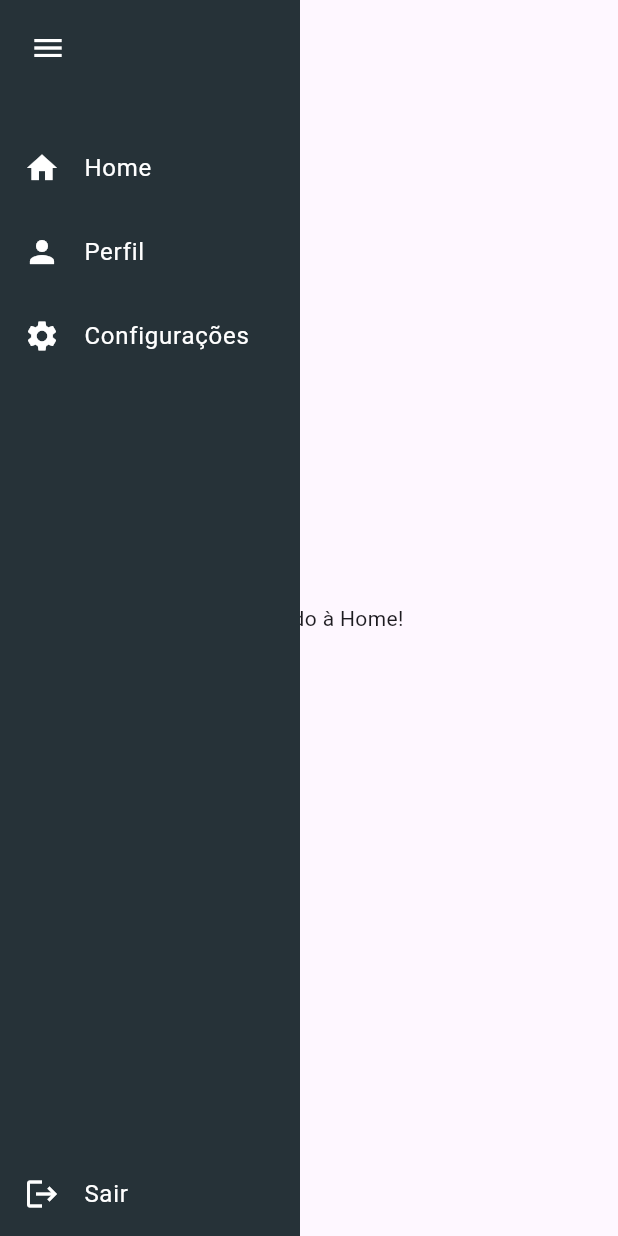
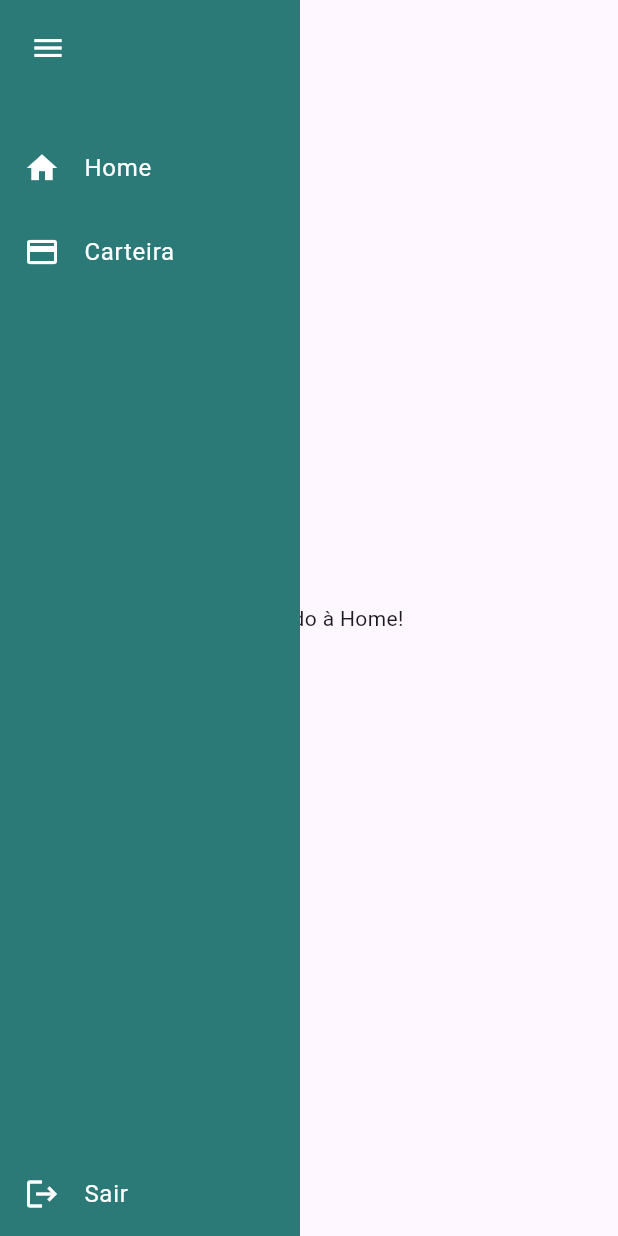
Before and after one commit to Smart-Wallet-IFPR/app-smart-wallet-ifpr, a Flutter app: the Sidebar screen opened by its route, after a tap on the "menu" icon, on a phone screen of 412 x 824 dp. Run offline on Flutter 3.47's test engine with Material 3 defaults, Android fonts, the phone set to English and light mode, and no system bars; our stand-ins replace flutter_secure_storage; missing offline and left inert: http_interceptor; accounts and stored records are empty; statements that could not run were skipped.

Commit message:
Feature - SWI 006: Corrigindo erro da sidebar, onde "quebrava" ao expandir e retrair. logout sendo realizado a partir da sidebar.

```diff
--- a/lib/app/app_widget.dart
+++ b/lib/app/app_widget.dart
@@ -1,5 +1,5 @@
 import 'package:app_smart_wallet_ifpr/core/routes/app_routes.dart';
-import 'package:app_smart_wallet_ifpr/core/widgets/sidebar.dart';
+import 'package:app_smart_wallet_ifpr/core/widgets/sidebar/sidebar.dart';
 import 'package:app_smart_wallet_ifpr/modules/auth/presentation/controllers/auth_controller.dart';
 import 'package:app_smart_wallet_ifpr/modules/auth/presentation/pages/login_page.dart';
 import 'package:app_smart_wallet_ifpr/modules/home/home_page.dart';
--- a/lib/core/widgets/sidebar.dart
+++ b/lib/core/widgets/sidebar/sidebar.dart
@@ -1,4 +1,8 @@
+import 'package:app_smart_wallet_ifpr/core/widgets/sidebar/sidebar_controller.dart';
 import 'package:flutter/material.dart';
+import 'package:provider/provider.dart';
+
+import '../../../shared/constants/app_colors.dart';
 
 class Sidebar extends StatefulWidget {
   final Widget child;
@@ -27,7 +31,7 @@ class SidebarState extends State<Sidebar> {
               left: 0,
               width: 200,
               child: Container(
-                color: Colors.blueGrey[900],
+                color: AppColors.loginSecondary,
                 child: Column(
                   children: [
                     Container(
@@ -55,17 +59,11 @@ class SidebarState extends State<Sidebar> {
                             },
                           ),
                           _buildMenuItem(
-                            icon: Icons.person,
-                            label: "Perfil",
+                            icon: Icons.credit_card,
+                            label: "Carteira",
                             onTap: () {
-                              Navigator.pushReplacementNamed(context, '/profile');
-                            },
-                          ),
-                          _buildMenuItem(
-                            icon: Icons.settings,
-                            label: "Configurações",
-                            onTap: () {
-                              Navigator.pushReplacementNamed(context, '/settings');
+                              // TODO
+                              // Redirecionar a widget com as infos do aluno.
                             },
                           ),
                         ],
@@ -75,6 +73,11 @@ class SidebarState extends State<Sidebar> {
                       icon: Icons.logout,
                       label: "Sair",
                       onTap: () {
+                        final sidebarController = Provider.of<SidebarController>(
+                          context,
+                          listen: false,
+                        );
+                        sidebarController.logout();
                         Navigator.pushReplacementNamed(context, '/login');
                       },
                     ),
@@ -89,7 +92,7 @@ class SidebarState extends State<Sidebar> {
               visible: !isSidebarVisible,
               child: FloatingActionButton(
                 mini: true,
-                backgroundColor: Colors.blueGrey[900],
+                backgroundColor: AppColors.loginSecondary,
                 onPressed: () {
                   setState(() {
                     isSidebarVisible = true;
--- /dev/null
+++ b/lib/core/widgets/sidebar/sidebar_controller.dart
@@ -0,0 +1,15 @@
+import 'package:flutter/material.dart';
+
+import '../../../modules/auth/domain/usecases/authentication_usecase.dart';
+
+class SidebarController extends ChangeNotifier {
+  final AuthenticationUseCase authUseCase;
+
+  SidebarController(this.authUseCase);
+
+  Future<void> logout() async {
+    notifyListeners();
+    await authUseCase.logout();
+    notifyListeners();
+  }
+}
--- a/lib/modules/auth/data/auth_repository.dart
+++ b/lib/modules/auth/data/auth_repository.dart
@@ -32,4 +32,9 @@ class AuthRepository {
 
     return true;
   }
+
+  Future<void> logout() async {
+    await storage.delete(key: 'access_token');
+    await storage.delete(key: 'refresh_token');
+  }
 }
--- a/lib/modules/auth/domain/usecases/login_usecase.dart
+++ b/lib/modules/auth/domain/usecases/authentication_usecase.dart
@@ -1,11 +1,15 @@
 import '../../data/auth_repository.dart';
 
-class LoginUseCase {
+class AuthenticationUseCase {
   final AuthRepository repository;
 
-  LoginUseCase(this.repository);
+  AuthenticationUseCase(this.repository);
 
   Future<bool> execute(String ra, String password) async {
     return await repository.login(ra, password);
   }
+
+  Future<void> logout() async {
+    return await repository.logout();
+  }
 }
--- a/lib/modules/auth/presentation/controllers/login_controller.dart
+++ b/lib/modules/auth/presentation/controllers/login_controller.dart
@@ -1,10 +1,10 @@
 import 'package:flutter/material.dart';
-import '../../domain/usecases/login_usecase.dart';
+import '../../domain/usecases/authentication_usecase.dart';
 
 class LoginController extends ChangeNotifier {
-  final LoginUseCase loginUseCase;
+  final AuthenticationUseCase authUseCase;
 
-  LoginController(this.loginUseCase);
+  LoginController(this.authUseCase);
 
   bool isLoading = false;
   String? errorMessage;
@@ -14,7 +14,7 @@ class LoginController extends ChangeNotifier {
     notifyListeners();
 
     try {
-      final result = await loginUseCase.execute(ra, password);
+      final result = await authUseCase.execute(ra, password);
       return result;
     } catch (e) {
       errorMessage = 'Erro ao fazer login';
```
Also changed, not shown: lib/main.dart (+13 -6 lines).
